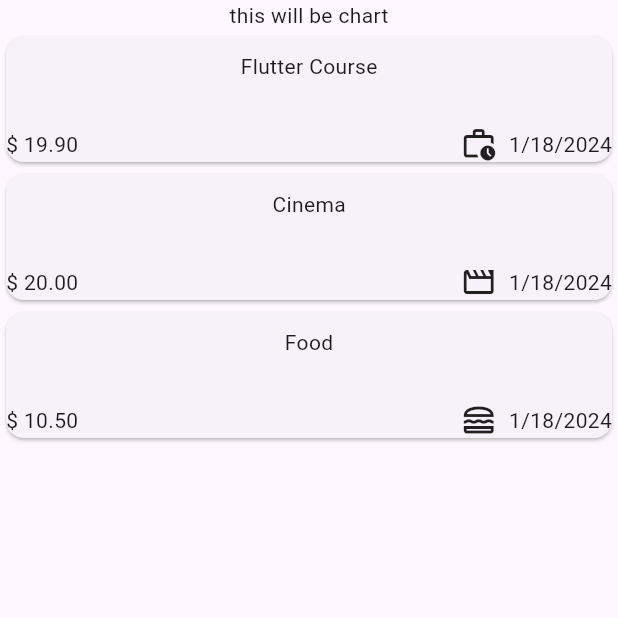
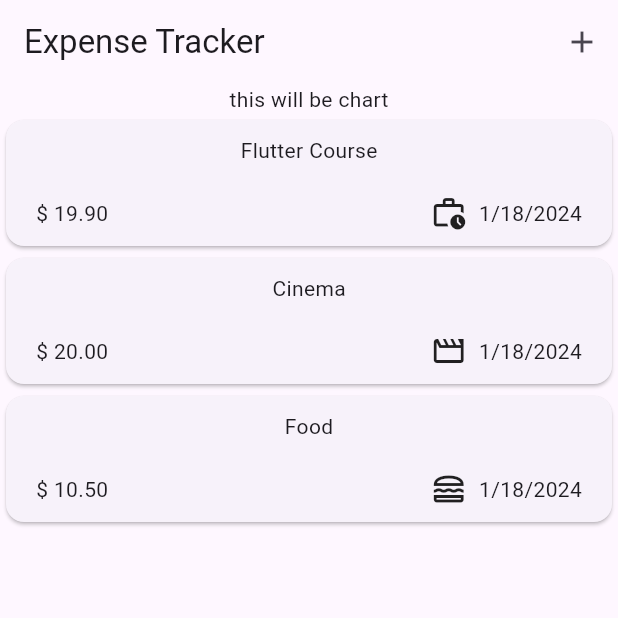
Before and after one commit to ddreambug/expense_tracker, a Flutter app: the screen it shows after launch, on a phone screen of 412 x 824 dp, the top half of it. Run offline on Flutter 3.47's test engine with Material 3 defaults, Android fonts, the phone set to English and light mode, and no system bars.

Commit message:
adding appbar

```diff
--- a/lib/widgets/expenses.dart
+++ b/lib/widgets/expenses.dart
@@ -32,6 +32,15 @@ class _ExpensesState extends State<Expenses> {
   @override
   Widget build(BuildContext context) {
     return Scaffold(
+      appBar: AppBar(
+        title: const Text('Expense Tracker'),
+        actions: [
+          IconButton(
+            onPressed: () {},
+            icon: const Icon(Icons.add),
+          )
+        ],
+      ),
       body: Column(
         children: [
           const Text('this will be chart'),
--- a/lib/widgets/expenses_list/expenses_item.dart
+++ b/lib/widgets/expenses_list/expenses_item.dart
@@ -9,12 +9,11 @@ class ExpensesItem extends StatelessWidget {
   @override
   Widget build(BuildContext context) {
     return Card(
+      child: Padding(
+        padding: const EdgeInsets.symmetric(horizontal: 20, vertical: 10),
         child: Column(
           children: [
-          Padding(
-            padding: const EdgeInsets.symmetric(vertical: 10, horizontal: 10),
-            child: Text(expenseItem.title),
-          ),
+            Text(expenseItem.title),
             const SizedBox(height: 20),
             Row(
               children: [
@@ -31,6 +30,7 @@ class ExpensesItem extends StatelessWidget {
             )
           ],
         ),
+      ),
     );
   }
 }
```
Lines whose indentation alone changed are shown as unchanged.
